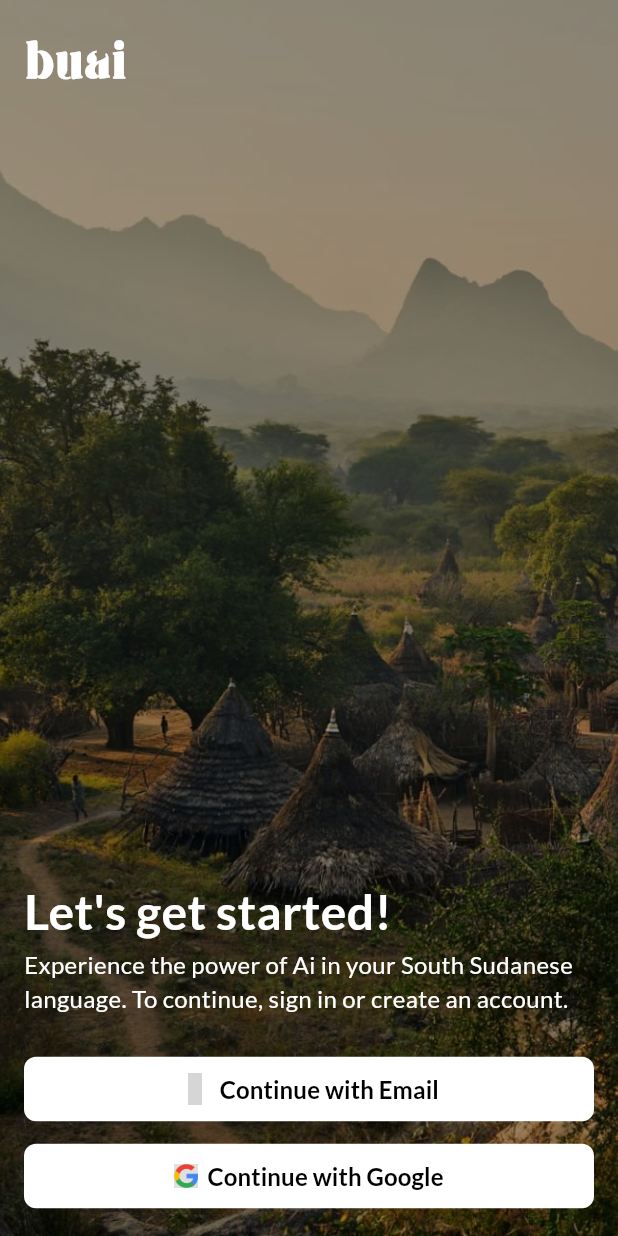
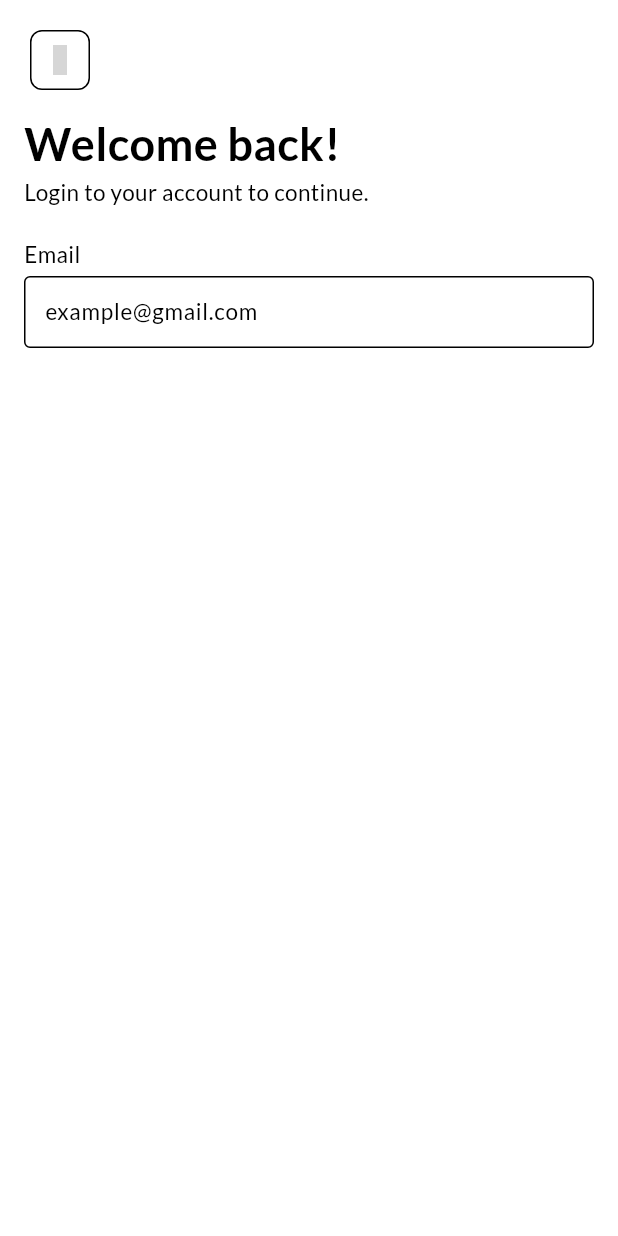
Before and after one commit to JunubiLabs/nilean, a Flutter app: the screen it shows after launch, after a tap on "Continue with Email", on a phone screen of 412 x 824 dp. Run offline on Flutter 3.47's test engine with Material 3 defaults, Android fonts, the phone set to English and light mode, and no system bars; drawn by our look-alikes of flutter_animate; our stand-ins replace firebase_auth, firebase_core, flutter_bloc, google_fonts, iconsax_plus; accounts and stored records are empty; generated files the repository leaves out were written again; grey boxes are pictures that could not be loaded.

Commit message:
Add SigninPage and implement authentication flow; enhance theme management and UI components

```diff
--- a/lib/app.dart
+++ b/lib/app.dart
@@ -1,3 +1,4 @@
+import 'package:buai/utils/theme.dart';
 import 'package:flutter/material.dart';
 import 'package:flutter_bloc/flutter_bloc.dart';
 import 'package:buai/blocs/auth/auth_bloc.dart';
@@ -5,6 +6,7 @@ import 'package:buai/repositories/auth_repository.dart';
 import 'package:buai/ui/pages/home_page.dart';
 import 'package:buai/ui/pages/splash_page.dart';
 import 'package:buai/ui/pages/welcome_page.dart';
+import 'package:buai/ui/pages/signin_page.dart';
 
 class App extends StatelessWidget {
   const App({super.key});
@@ -25,9 +27,12 @@ class App extends StatelessWidget {
           '/': (context) => SplashPage(),
           '/auth': (context) => WelcomePage(),
           '/home': (context) => HomePage(),
-          // Add other routes as needed
+          '/login': (context) => SigninPage(),
         },
         debugShowCheckedModeBanner: false,
+        theme: AppThemes.light,
+        darkTheme: AppThemes.dark,
+        themeMode: ThemeMode.system,
       ),
     );
   }
--- /dev/null
+++ b/lib/ui/pages/signin_page.dart
@@ -0,0 +1,107 @@
+import 'package:buai/blocs/auth/auth_bloc.dart';
+import 'package:buai/blocs/auth/auth_state.dart';
+import 'package:buai/ui/widgets/app_buttons.dart';
+import 'package:buai/utils/input_themes.dart';
+import 'package:buai/utils/input_validator.dart';
+import 'package:flutter/material.dart';
+import 'package:flutter_bloc/flutter_bloc.dart';
+import 'package:google_fonts/google_fonts.dart';
+
+class SigninPage extends StatefulWidget {
+  const SigninPage({super.key});
+
+  @override
+  State<SigninPage> createState() => _SigninPageState();
+}
+
+class _SigninPageState extends State<SigninPage> {
+  final _formKey = GlobalKey<FormState>();
+  final _emailController = TextEditingController();
+  final _passwordController = TextEditingController();
+
+  @override
+  void dispose() {
+    _emailController.dispose();
+    _passwordController.dispose();
+    super.dispose();
+  }
+
+  @override
+  Widget build(BuildContext context) {
+    return Scaffold(
+      body: BlocListener<AuthBloc, AuthState>(
+        listener: (context, state) {
+          if (state is AuthAuthenticated) {
+            Navigator.of(context).pushNamed('/home');
+          }
+          if (state is AuthError) {
+            ScaffoldMessenger.of(context).showSnackBar(
+              SnackBar(
+                content: Text(state.message),
+              ),
+            );
+          }
+        },
+        child: SafeArea(
+          child: BlocBuilder<AuthBloc, AuthState>(
+            builder: (context, state) {
+              return Padding(
+                padding: EdgeInsets.all(16),
+                child: Column(
+                  mainAxisAlignment: MainAxisAlignment.start,
+                  crossAxisAlignment: CrossAxisAlignment.start,
+                  children: [
+                    AppButtons.backButton(
+                      onPressed: () {},
+                      context: context,
+                    ),
+                    const SizedBox(height: 10),
+                    Text(
+                      "Welcome back!",
+                      style: GoogleFonts.lato(
+                        fontSize: 30,
+                        fontWeight: FontWeight.bold,
+                      ),
+                    ),
+                    Text(
+                      "Login to your account to continue.",
+                      style: GoogleFonts.lato(
+                        fontSize: 15,
+                      ),
+                    ),
+                    const SizedBox(height: 20),
+                    Form(
+                      key: _formKey,
+                      child: Column(
+                        mainAxisAlignment: MainAxisAlignment.start,
+                        crossAxisAlignment: CrossAxisAlignment.start,
+                        children: [
+                          Text(
+                            "Email",
+                            style: GoogleFonts.lato(
+                              fontSize: 15,
+                            ),
+                          ),
+                          const SizedBox(height: 5),
+                          TextFormField(
+                            controller: _emailController,
+                            style: GoogleFonts.lato(fontSize: 15),
+                            validator: (value) {
+                              InputValidator.isValidEmail(value);
+                              return null;
+                            },
+                            decoration: InputThemes.emailInput(context),
+                          ),
+                        ],
+                      ),
+                    )
+                  ],
+                ),
+              );
+            },
+          ),
+        ),
+      ),
+    );
+  }
+}
--- a/lib/ui/pages/splash_page.dart
+++ b/lib/ui/pages/splash_page.dart
@@ -18,10 +18,9 @@ class _SplashPageState extends State<SplashPage> {
   }
 
   Future<void> _checkAuthenticationStatus() async {
-    await Future.wait([
-      Future.delayed(Duration(seconds: 2)),
-      _navigateBasedOnAuthStatus(),
-    ]);
+    Future.delayed(Duration(seconds: 3)).then((x) {
+      _navigateBasedOnAuthStatus();
+    });
   }
 
   Future<void> _navigateBasedOnAuthStatus() async {
--- a/lib/ui/pages/welcome_page.dart
+++ b/lib/ui/pages/welcome_page.dart
@@ -55,7 +55,7 @@ class _WelcomePageState extends State<WelcomePage> {
                 ),
               ),
               Text(
-                "Experience the power of Ai in your South Sudanese language. To continue, sign in or create an account.",
+                "Experience the power of Ai in your South Sudanese language. Continue with your email or google account to get started.",
                 style: GoogleFonts.lato(
                   color: Colors.white,
                   fontSize: 16,
--- a/lib/ui/widgets/app_buttons.dart
+++ b/lib/ui/widgets/app_buttons.dart
@@ -1,4 +1,5 @@
 import 'package:flutter/material.dart';
+import 'package:iconsax_plus/iconsax_plus.dart';
 
 class AppButtons {
   static Widget authButton({
@@ -20,4 +21,25 @@ class AppButtons {
       child: child,
     );
   }
+
+  static Widget backButton({
+    required VoidCallback onPressed,
+    required BuildContext context,
+  }) {
+    return IconButton(
+      onPressed: onPressed,
+      style: IconButton.styleFrom(
+        alignment: Alignment.center,
+        backgroundColor: Theme.of(context).colorScheme.primary,
+        shape: RoundedRectangleBorder(
+          borderRadius: BorderRadius.circular(8),
+          side: BorderSide(),
+        ),
+      ),
+      icon: const Icon(
+        IconsaxPlusLinear.arrow_left_1,
+        size: 20,
+      ),
+    );
+  }
 }
--- /dev/null
+++ b/lib/utils/input_themes.dart
@@ -0,0 +1,17 @@
+import 'package:flutter/material.dart';
+import 'package:google_fonts/google_fonts.dart';
+
+class InputThemes {
+  static InputDecoration emailInput(BuildContext context) {
+    return InputDecoration(
+      contentPadding: EdgeInsets.symmetric(vertical: 5, horizontal: 10),
+      filled: true,
+      fillColor: Theme.of(context).colorScheme.primary,
+      labelText: "example@gmail.com",
+      labelStyle: GoogleFonts.lato(fontSize: 15),
+      floatingLabelBehavior: FloatingLabelBehavior.never,
+      border: const OutlineInputBorder(),
+      focusedBorder: const OutlineInputBorder(),
+    );
+  }
+}
--- /dev/null
+++ b/lib/utils/input_validator.dart
@@ -0,0 +1,15 @@
+class InputValidator {
+  static isValidEmail(String? email) {
+    if (email == null || email.isEmpty) {
+      return 'Please enter your email';
+    }
+    if (!RegExp(r"^[a-zA-Z0-9.]+@[a-zA-Z0-9]+\.[a-zA-Z]+").hasMatch(email)) {
+      return 'Please enter a valid email';
+    }
+    return null;
+  }
+
+  static bool isValidPassword(String password) {
+    return password.length >= 6;
+  }
+}
--- a/lib/utils/theme.dart
+++ b/lib/utils/theme.dart
@@ -0,0 +1,19 @@
+import 'package:flutter/material.dart';
+
+class AppThemes {
+  static ThemeData light = ThemeData(
+    scaffoldBackgroundColor: Colors.white,
+    colorScheme: ColorScheme.light(
+      primary: Colors.white,
+      secondary: Colors.black,
+    ),
+  );
+
+  static ThemeData dark = ThemeData(
+    scaffoldBackgroundColor: Colors.black,
+    colorScheme: ColorScheme.dark(
+      primary: Colors.black,
+      secondary: Colors.white,
+    ),
+  );
+}
--- a/pubspec.yaml
+++ b/pubspec.yaml
@@ -42,6 +42,7 @@ dependencies:
   flutter_animate: ^4.5.2
   iconsax: ^0.0.8
   iconsax_plus: ^1.0.0
+  hexcolor: ^3.0.1
 
 dev_dependencies:
   flutter_test:
```
Also changed, not shown: pubspec.lock.
